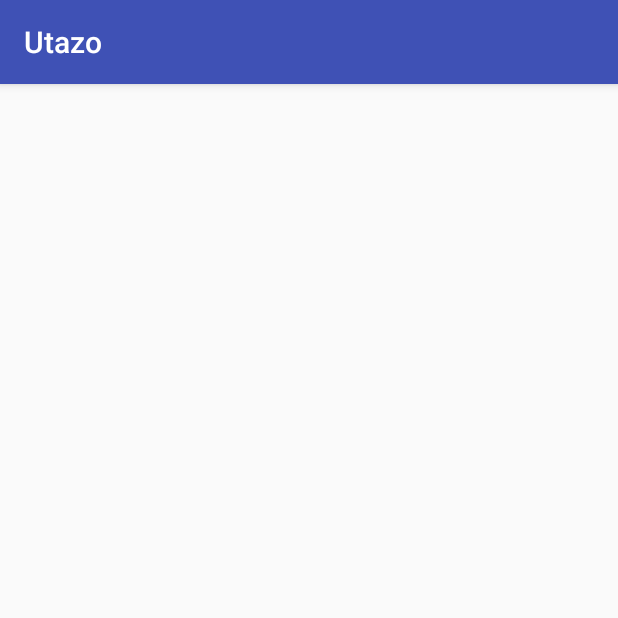
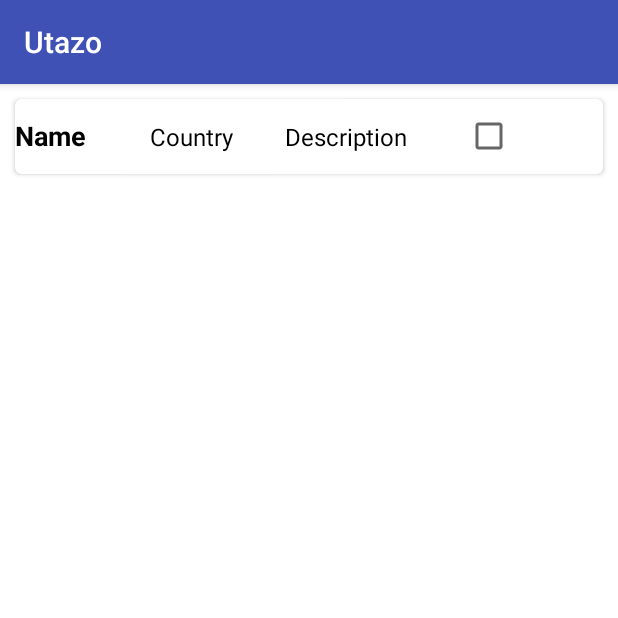
Before and after one commit to adaamko/Utazo, an Android app: the DetailsActivity screen opened directly, with no data from a screen before it, on a phone screen of 412 x 824 dp, the top half of it. Run offline under Robolectric (Android 15) with nearby library versions, the phone set to English and light mode, and no system bars; our stand-ins replace Dagger/Hilt's generated code, EventBus.

Commit message:
GUI beta

```diff
--- a/app/build.gradle
+++ b/app/build.gradle
@@ -56,6 +56,11 @@ dependencies {
     annotationProcessor "com.google.dagger:dagger-compiler:2.11"
     compileOnly 'javax.annotation:jsr250-api:1.0'
 
+    //Google
+    compile 'com.android.support:appcompat-v7:27.1.0'
+    compile 'com.android.support:cardview-v7:27.1.0'
+    compile 'com.android.support:design:27.1.0'
+
     // Swagger
     compile "com.squareup.okhttp3:okhttp:$okhttp_version"
 
--- a/app/src/main/res/layout/activity_details.xml
+++ b/app/src/main/res/layout/activity_details.xml
@@ -1,9 +1,6 @@
-<?xml version="1.0" encoding="utf-8"?>
-<android.support.constraint.ConstraintLayout xmlns:android="http://schemas.android.com/apk/res/android"
-    xmlns:app="http://schemas.android.com/apk/res-auto"
+<fragment xmlns:android="http://schemas.android.com/apk/res/android"
     xmlns:tools="http://schemas.android.com/tools"
+    android:id="@+id/fragment"
+    android:name="com.example.mobsoft.utazo.ui.destinations.DestinationsFragment"
     android:layout_width="match_parent"
-    android:layout_height="match_parent"
-    tools:context=".ui.details.DetailsActivity">
-
-</android.support.constraint.ConstraintLayout>
+    android:layout_height="match_parent" />
--- /dev/null
+++ b/app/src/main/res/layout/destination_card.xml
@@ -0,0 +1,58 @@
+<?xml version="1.0" encoding="utf-8"?>
+<android.support.v7.widget.CardView
+    android:id="@+id/cardDestinations"
+    xmlns:android="http://schemas.android.com/apk/res/android"
+    xmlns:card_view="http://schemas.android.com/apk/res-auto"
+    android:layout_width="match_parent"
+    android:layout_height="wrap_content"
+    android:layout_gravity="center"
+    android:layout_margin="10dp"
+    android:foreground="?android:attr/selectableItemBackground"
+    card_view:cardCornerRadius="4dp">
+
+    <LinearLayout
+        android:layout_width="match_parent"
+        android:layout_height="match_parent"
+        android:orientation="vertical">
+
+        <LinearLayout
+            android:layout_width="wrap_content"
+            android:layout_height="wrap_content"
+            android:gravity="center_horizontal"
+            android:orientation="horizontal">
+
+            <TextView
+                android:id="@+id/tvName"
+                android:layout_width="90dp"
+                android:layout_height="50dp"
+                android:text="Name"
+                android:textColor="#000000"
+                android:textSize="18sp"
+                android:textStyle="bold"/>
+
+            <TextView
+                android:id="@+id/tvCountry"
+                android:layout_width="90dp"
+                android:layout_height="50dp"
+                android:text="Country"
+                android:textColor="#000000"
+                android:textSize="16sp" />
+
+            <TextView
+                android:id="@+id/tvDescription"
+                android:layout_width="120dp"
+                android:layout_height="50dp"
+                android:text="Description"
+                android:textColor="#000000"
+                android:textSize="16sp"/>
+
+            <CheckBox
+                android:id="@+id/tvVisited"
+                android:layout_width="25dp"
+                android:layout_height="50dp"
+                android:textColor="#000000"
+                android:textSize="16sp"/>
+        </LinearLayout>
+    </LinearLayout>
+
+</android.support.v7.widget.CardView>
--- a/app/src/main/res/layout/fragment_destinations.xml
+++ b/app/src/main/res/layout/fragment_destinations.xml
@@ -1,9 +1,42 @@
 <?xml version="1.0" encoding="utf-8"?>
-<android.support.constraint.ConstraintLayout xmlns:android="http://schemas.android.com/apk/res/android"
-    xmlns:app="http://schemas.android.com/apk/res-auto"
+<LinearLayout xmlns:android="http://schemas.android.com/apk/res/android"
     xmlns:tools="http://schemas.android.com/tools"
     android:layout_width="match_parent"
     android:layout_height="match_parent"
-    tools:context=".ui.destinations.DestinationsFragment">
+    android:orientation="vertical"
+    android:focusable="true"
+    android:focusableInTouchMode="true"
+    tools:context=".ui.destinations.DestinationsFragment"
+    tools:showIn="@layout/activity_main">
 
-</android.support.constraint.ConstraintLayout>
+
+    <android.support.v4.widget.SwipeRefreshLayout
+        android:id="@+id/swipeRefreshLayoutCryptos"
+        android:layout_width="match_parent"
+        android:layout_height="0dp"
+        android:layout_weight="1"
+        android:background="#FFFFFF">
+
+        <LinearLayout
+            android:layout_width="match_parent"
+            android:layout_height="match_parent"
+            android:orientation="vertical">
+
+            <include layout="@layout/destination_card" />
+
+            <android.support.v7.widget.RecyclerView
+                android:id="@+id/recyclerViewCryptos"
+                android:layout_width="match_parent"
+                android:layout_height="match_parent"/>
+
+            <TextView
+                android:id="@+id/tvEmpty"
+                android:layout_width="match_parent"
+                android:layout_height="match_parent"
+                android:layout_below="@id/recyclerViewCryptos"
+                android:gravity="center"
+                android:text="No data"/>
+        </LinearLayout>
+
+    </android.support.v4.widget.SwipeRefreshLayout>
+</LinearLayout>
```
Also changed, not shown: app/src/main/res/layout/activity_destinations.xml (+27 -6 lines), app/src/main/res/layout/content_destinations.xml (added, +10 -0 lines), app/src/main/res/values/dimens.xml (added, +12 -0 lines), app/src/main/res/values/drawables.xml (added, +8 -0 lines), app/src/main/res/values/styles.xml (+9 -0 lines).
